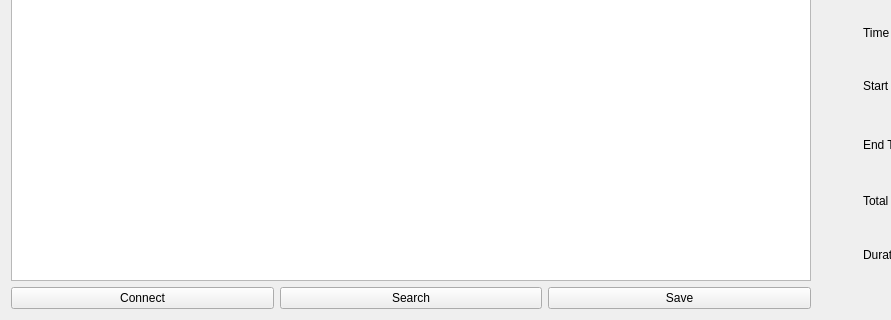
This is Form.ui in polmonroig/calendar_api as Qt 5 draws it before an edit; both pictures show x 0 to 891 and y 195 to 515 of the 1290 by 515 pixel window. The edited form follows.
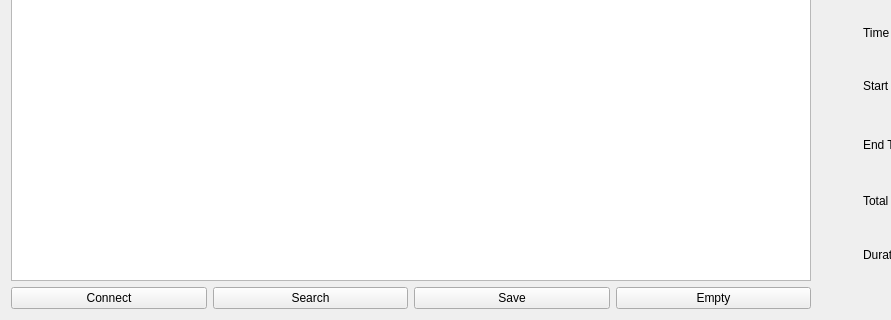
This is the edited form. Custom widgets are drawn as their Qt base class.

```diff
--- a/Form.ui
+++ b/Form.ui
@@ -108,6 +108,13 @@
            </property>
           </widget>
          </item>
+         <item>
+          <widget class="QPushButton" name="pushButton_7">
+           <property name="text">
+            <string>Empty</string>
+           </property>
+          </widget>
+         </item>
         </layout>
        </item>
       </layout>
```
Left out of the diff: 16 changed lines with no effect on the pictures.
